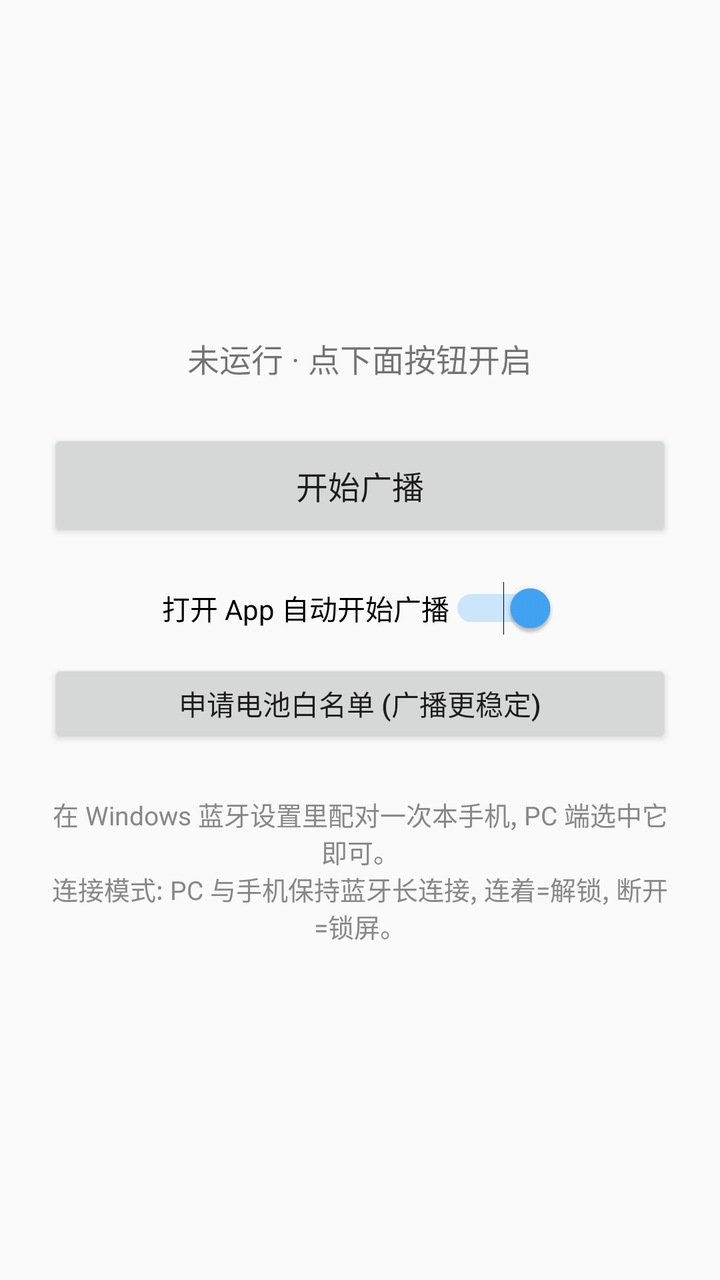
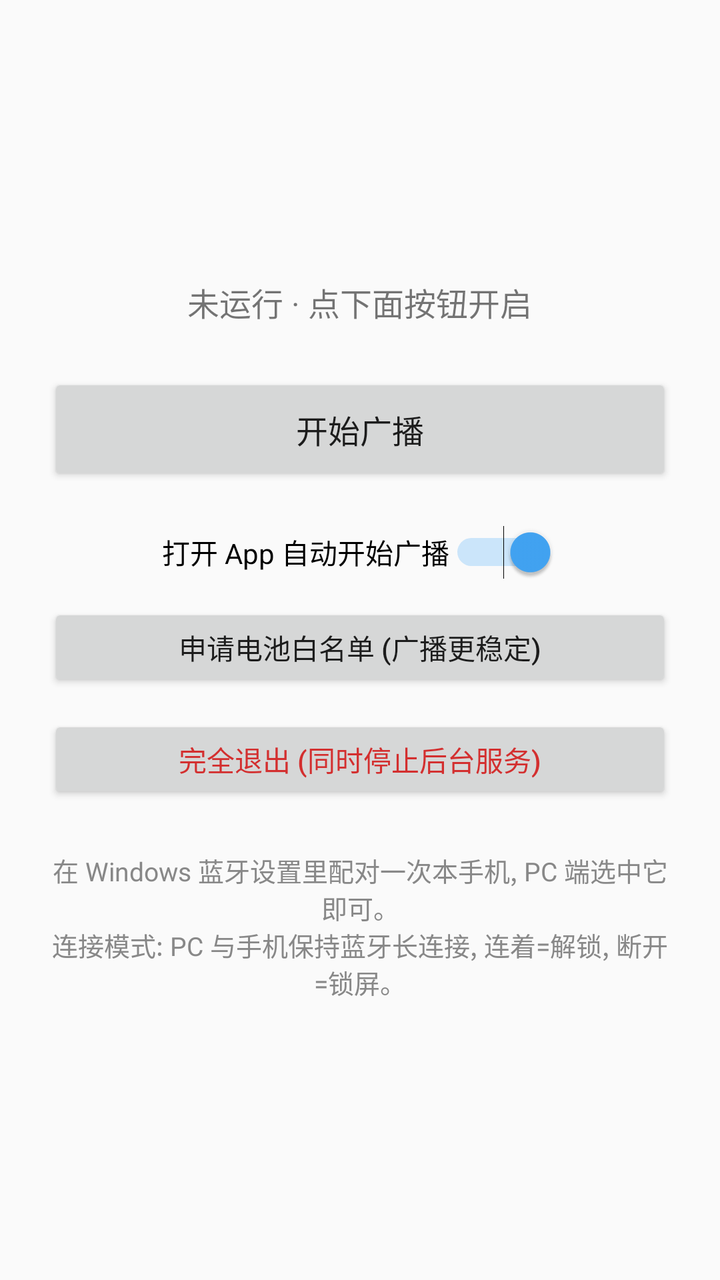

Screens rendered from an Android XML layout before and after an edit, with the pre-edit source and the edit as a unified diff.
<!-- AndroidManifest.xml: application theme Theme.ProximityLock -->
<!-- res/layout/activity_main.xml -->
<?xml version="1.0" encoding="utf-8"?>
<LinearLayout xmlns:android="http://schemas.android.com/apk/res/android"
    android:layout_width="match_parent"
    android:layout_height="match_parent"
    android:orientation="vertical"
    android:gravity="center"
    android:padding="24dp">

    <TextView
        android:id="@+id/statusText"
        android:layout_width="wrap_content"
        android:layout_height="wrap_content"
        android:text="未运行 · 点下面按钮开启"
        android:textSize="16sp"
        android:gravity="center"
        android:layout_marginBottom="24dp" />

    <Button
        android:id="@+id/toggleBtn"
        android:layout_width="match_parent"
        android:layout_height="56dp"
        android:text="开始广播"
        android:textSize="16sp" />

    <Switch
        android:id="@+id/autoStartSwitch"
        android:layout_width="wrap_content"
        android:layout_height="wrap_content"
        android:layout_marginTop="20dp"
        android:text="打开 App 自动开始广播"
        android:textSize="14sp"
        android:checked="true" />

    <Button
        android:id="@+id/btnBattery"
        android:layout_width="match_parent"
        android:layout_height="44dp"
        android:layout_marginTop="12dp"
        android:textAllCaps="false"
        android:text="申请电池白名单 (广播更稳定)" />

    <TextView
        android:layout_width="match_parent"
        android:layout_height="wrap_content"
        android:layout_marginTop="24dp"
        android:textSize="13sp"
        android:textColor="#888888"
        android:gravity="center"
        android:text="在 Windows 蓝牙设置里配对一次本手机, PC 端选中它即可。\n连接模式: PC 与手机保持蓝牙长连接, 连着=解锁, 断开=锁屏。" />

</LinearLayout>
<!-- resources referenced by this layout -->
<resources>
  <style name="Theme.ProximityLock" parent="Theme.AppCompat.Light.DarkActionBar">
          <item name="colorPrimary">#1565C0</item>
          <item name="colorPrimaryDark">#0D47A1</item>
          <item name="colorAccent">#42A5F5</item>
      </style>
</resources>

<!-- the commit's change to res/layout/activity_main.xml (unified diff, before → after) -->
@@ -39,6 +39,15 @@
         android:textAllCaps="false"
         android:text="申请电池白名单 (广播更稳定)" />
 
+    <Button
+        android:id="@+id/btnExit"
+        android:layout_width="match_parent"
+        android:layout_height="44dp"
+        android:layout_marginTop="12dp"
+        android:textAllCaps="false"
+        android:textColor="#D32F2F"
+        android:text="完全退出 (同时停止后台服务)" />
+
     <TextView
         android:layout_width="match_parent"
         android:layout_height="wrap_content"
